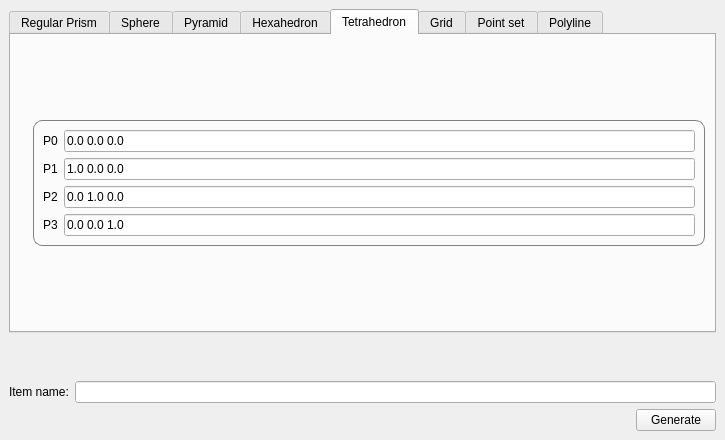
Old version of the form Polyhedron/demo/Polyhedron/Plugins/PCA/Basic_generator_widget.ui in the repository CGAL/cgal.
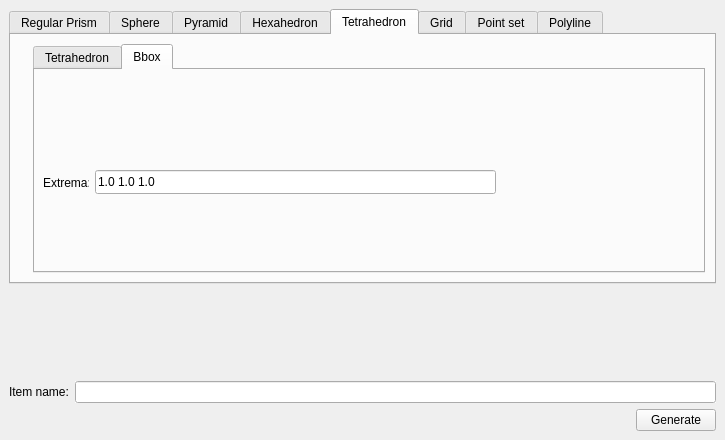
New version of the form. The open tabs and pages were chosen to show the change. Icons and pictures are not drawn. Custom widgets are drawn as their Qt base class.

Commit message: Polyhedron demo object generator tetrahedron -added UI and half logic part

The edit to the form file:
```diff
--- a/Polyhedron/demo/Polyhedron/Plugins/PCA/Basic_generator_widget.ui
+++ b/Polyhedron/demo/Polyhedron/Plugins/PCA/Basic_generator_widget.ui
@@ -755,22 +755,25 @@
          </widget>
         </item>
         <item>
-         <layout class="QVBoxLayout" name="verticalLayout_12" stretch="1,0,1">
+         <layout class="QVBoxLayout" name="verticalLayout_12" stretch="0">
           <item>
-           <spacer name="verticalSpacer_8">
-            <property name="orientation">
-             <enum>Qt::Vertical</enum>
+           <widget class="QTabWidget" name="tabWidget">
+            <property name="currentIndex">
+             <number>1</number>
             </property>
-            <property name="sizeHint" stdset="0">
-             <size>
-              <width>20</width>
-              <height>40</height>
-             </size>
-            </property>
-           </spacer>
-          </item>
-          <item>
+            <widget class="QWidget" name="tetraTab">
+             <attribute name="title">
+              <string>Tetrahedron</string>
+             </attribute>
            <widget class="QGroupBox" name="groupBox_3">
+              <property name="geometry">
+               <rect>
+                <x>0</x>
+                <y>30</y>
+                <width>477</width>
+                <height>144</height>
+               </rect>
+              </property>
             <property name="styleSheet">
              <string notr="true">QGroupBox {
     border: 1px solid gray;
@@ -789,7 +792,14 @@
             </property>
             <layout class="QVBoxLayout" name="verticalLayout_13">
              <item>
-              <layout class="QGridLayout" name="gridLayout_3" columnstretch="0,1">
+                <layout class="QGridLayout" name="gridLayout_3" columnstretch="0,0">
+                 <item row="3" column="1">
+                  <widget class="QLineEdit" name="tetP3">
+                   <property name="text">
+                    <string>0.0 0.0 1.0</string>
+                   </property>
+                  </widget>
+                 </item>
                <item row="1" column="0">
                 <widget class="QLabel" name="label_22">
                  <property name="text">
@@ -850,19 +860,42 @@
              </item>
             </layout>
            </widget>
-          </item>
-          <item>
-           <spacer name="verticalSpacer_4">
-            <property name="orientation">
-             <enum>Qt::Vertical</enum>
-            </property>
-            <property name="sizeHint" stdset="0">
-             <size>
-              <width>20</width>
-              <height>110</height>
-             </size>
-            </property>
-           </spacer>
+            </widget>
+            <widget class="QWidget" name="tetraTab">
+             <attribute name="title">
+              <string>Bbox</string>
+             </attribute>
+             <widget class="QLabel" name="label_33">
+              <property name="geometry">
+               <rect>
+                <x>8</x>
+                <y>9</y>
+                <width>46</width>
+                <height>207</height>
+               </rect>
+              </property>
+              <property name="toolTip">
+               <string>&lt;html&gt;&lt;head/&gt;&lt;body&gt;&lt;p&gt;Coordinates of the minimum and the maximum of the Bbox.&lt;/p&gt;&lt;/body&gt;&lt;/html&gt;</string>
+              </property>
+              <property name="text">
+               <string>Extrema:</string>
+              </property>
+             </widget>
+             <widget class="QLineEdit" name="extremaEdit_2">
+              <property name="geometry">
+               <rect>
+                <x>60</x>
+                <y>100</y>
+                <width>401</width>
+                <height>24</height>
+               </rect>
+              </property>
+              <property name="text">
+               <string>1.0 1.0 1.0</string>
+              </property>
+             </widget>
+            </widget>
+           </widget>
           </item>
          </layout>
         </item>
```
Left out of the diff: 65 changed lines with no effect on the pictures. Lines whose indentation alone changed are shown as unchanged. The commit also changes 1 other file.
